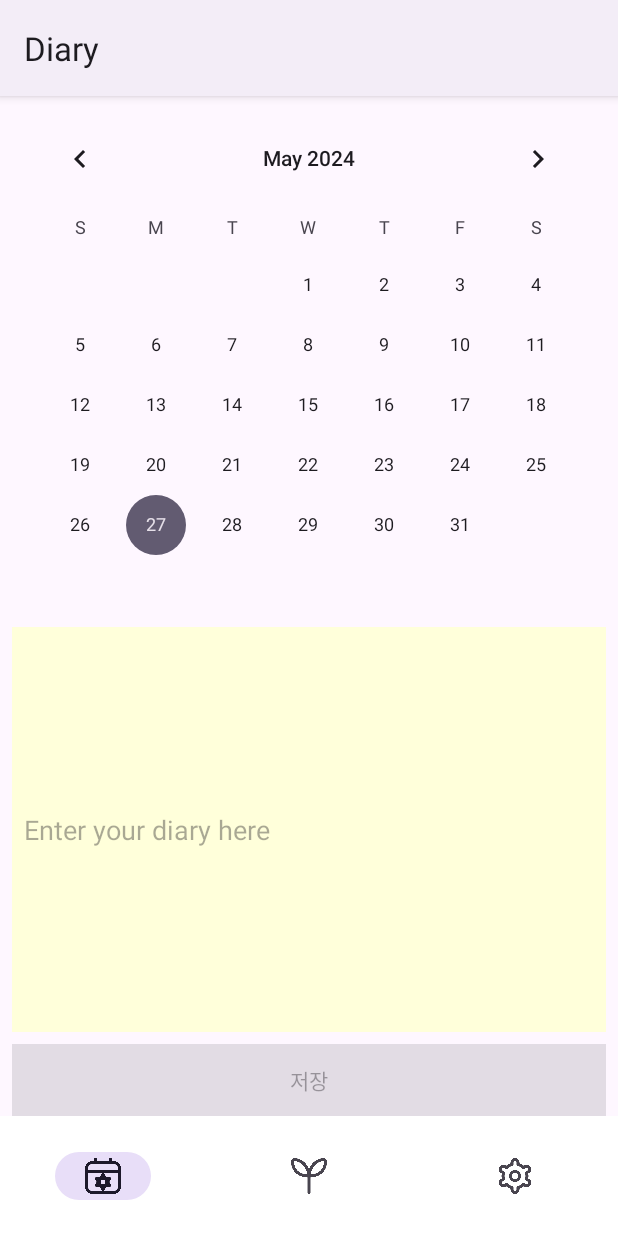
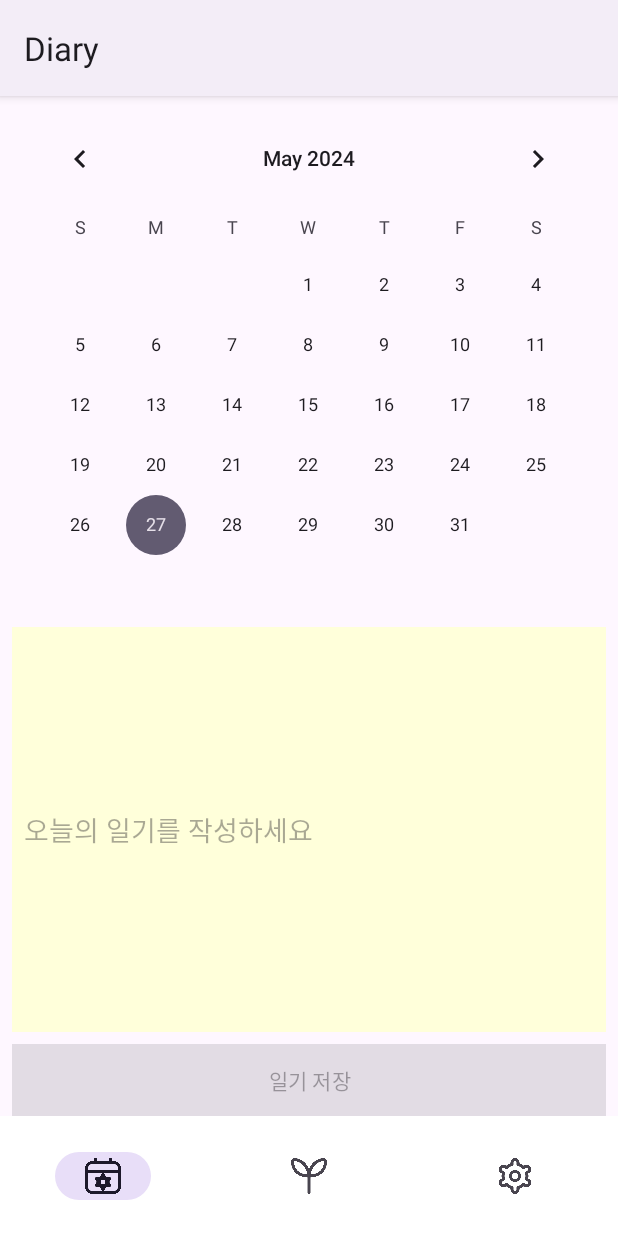
Before and after one commit to yyyyyyyyyoon/Diary, an Android app: the screen it shows after launch (MainActivity), on a phone screen of 412 x 824 dp. Run offline under Robolectric (Android 15) with nearby library versions, the phone set to English and light mode, and no system bars.

Commit message:
일기 저장 시 다이얼로그(이미지)

```diff
--- a/app/src/main/res/layout/activity_main.xml
+++ b/app/src/main/res/layout/activity_main.xml
@@ -34,7 +34,7 @@
                 android:layout_height="270dp"
                 android:background="#FFFFDA"
                 android:lines="8"
-                android:hint="Enter your diary here"
+                android:hint="오늘의 일기를 작성하세요"
                 android:padding="8dp"
                 android:imeOptions="actionDone"
                 android:inputType="text"/>
@@ -44,7 +44,7 @@
                 android:layout_width="match_parent"
                 android:layout_height="wrap_content"
                 android:enabled="false"
-                android:text="저장"
+                android:text="일기 저장"
                 android:background="#FFED6D"
                 android:layout_marginTop="8dp" />
         </LinearLayout>
@@ -69,4 +69,27 @@
             app:labelVisibilityMode="unlabeled"
             app:menu="@menu/navigation_bar" />
     </FrameLayout>
+
+    <RelativeLayout
+        android:id="@+id/custom_dialog_layout"
+        android:layout_width="match_parent"
+        android:layout_height="match_parent"
+        android:padding="10dp"
+        android:visibility="gone">
+
+        <ImageView
+            android:id="@+id/image"
+            android:layout_width="100dp"
+            android:layout_height="wrap_content"
+            android:scaleType="fitCenter" />
+
+        <TextView
+            android:id="@+id/text"
+            android:layout_width="match_parent"
+            android:layout_height="match_parent"
+            android:layout_alignBottom="@id/image"
+            android:layout_toRightOf="@id/image"
+            android:layout_marginLeft="10dp"
+            android:textColor="#000" />
+    </RelativeLayout>
 </LinearLayout>
--- a/app/src/main/res/menu/navigation_bar.xml
+++ b/app/src/main/res/menu/navigation_bar.xml
@@ -3,17 +3,17 @@
     <item
         android:id="@+id/item_fragment1"
         android:enabled="true"
-        android:icon="@drawable/calendar"
+        android:icon="@drawable/nv_calendar"
         android:title="calendar" />
     <item
         android:id="@+id/item_fragment2"
         android:enabled="true"
-        android:icon="@drawable/seedling"
+        android:icon="@drawable/nv_seedling"
         android:title="flower" />
     <item
         android:id="@+id/item_fragment3"
         android:enabled="true"
-        android:icon="@drawable/settings"
+        android:icon="@drawable/nv_settings"
         android:title="settings" />
 
 </menu>
```
Also changed, not shown: app/src/main/java/com/example/a08chapter_diary/MainActivity.java (+58 -2 lines), app/src/main/res/drawable/home.xml (deleted, +0 -19 lines), app/src/main/res/layout/dialog_custom.xml (added, +26 -0 lines), app/src/main/res/drawable/big_sprout.png (added), app/src/main/res/drawable/nv_calendar.png (renamed from app/src/main/res/drawable/calendar.png), app/src/main/res/drawable/nv_seedling.png (renamed from app/src/main/res/drawable/seedling.png), app/src/main/res/drawable/nv_settings.png (renamed from app/src/main/res/drawable/settings.png), app/src/main/res/drawable/seeds.png (added), app/src/main/res/drawable/small_sprout.png (added).
